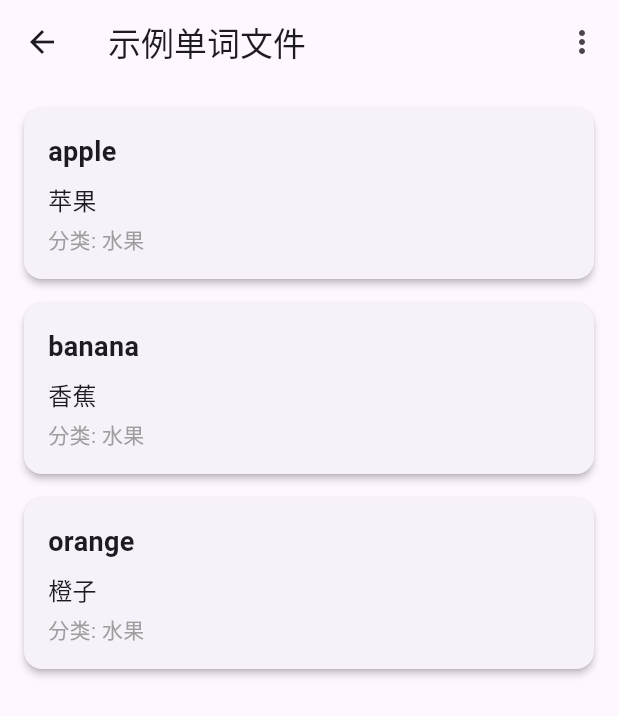
After one commit to AimMetal-jy/AuraLab, a Flutter app: the VocabularyPage screen opened by its route, after a tap on "查看单词详情", on a phone screen of 412 x 824 dp. The commit adds this screen. Shown: the top 716 px of the screen. Run offline on Flutter 3.47's test engine with Material 3 defaults, Android fonts, the phone set to English and light mode, and no system bars.

Commit message:
简单实现生词表展示界面

```diff
--- a/lib/screens/vocabulary/vocabulary.dart
+++ b/lib/screens/vocabulary/vocabulary.dart
@@ -1,6 +1,7 @@
 import 'package:flutter/material.dart';
 import 'package:auralab/util/widgets/tab/tabpage_scaffold.dart'; // 带标签页的脚手架组件
 import 'package:auralab/util/buttons/expandable_action_buttons.dart'; // 可展开的操作按钮组件
+import 'package:auralab/screens/vocabulary/vocabulary_display_page.dart';
 
 /// 生词本页面主组件
 ///
@@ -20,7 +21,7 @@ class VocabularyPage extends StatelessWidget {
       // 标题图标
       titleIcon: Icons.book,
       // 标签页标题列表
-      tabTitles: const ['全部', '标记', '分类'],
+      tabTitles: const ['文件', '作者', '歌单'],
       // 对应的标签页内容组件
       tabPages: const [
         AllWordsPage(),
@@ -28,7 +29,7 @@ class VocabularyPage extends StatelessWidget {
         CategoriesPage(),
       ],
       // 用户名称，显示在抽屉菜单中
-      userName: '大饼象男',
+      userName: 'Whitersmile',
       // 可展开的浮动操作按钮
       floatingActionButton: const ExpandableActionButtons(),
       // 注意：这里没有设置showDrawer属性，默认不显示抽屉菜单
@@ -36,10 +37,8 @@ class VocabularyPage extends StatelessWidget {
   }
 }
 
-/// 全部单词页面
-///
-/// 显示用户添加的所有生词
-/// 目前显示占位内容，等待实际功能实现
+
+
 class AllWordsPage extends StatelessWidget {
   /// 创建一个AllWordsPage实例
   ///
@@ -48,17 +47,37 @@ class AllWordsPage extends StatelessWidget {
 
   @override
   Widget build(BuildContext context) {
-    // 居中显示占位文本
-    return const Center(
-      child: Text('全部单词内容区域'),
+    // 居中显示按钮，点击后跳转到单词详情页面
+    return Center(
+      child: ElevatedButton(
+        onPressed: () {
+          Navigator.push(
+            context,
+            MaterialPageRoute(
+              builder: (context) => const VocabularyDisplayPage(
+                fileName: '示例单词文件',
+              ),
+            ),
+          );
+        },
+        child: const Text('查看单词详情'),
+      ),
     );
   }
 }
 
-/// 标记单词页面
-///
-/// 显示用户特别标记的生词，如重点词汇、难记词汇等
-/// 目前显示占位内容，等待实际功能实现
+
+
+
+
+
+
+
+
+
+
+
+
 class MarkedWordsPage extends StatelessWidget {
   /// 创建一个MarkedWordsPage实例
   ///
@@ -74,10 +93,6 @@ class MarkedWordsPage extends StatelessWidget {
   }
 }
 
-/// 分类页面
-///
-/// 按照不同类别显示生词，如学科分类、难度分类等
-/// 目前显示占位内容，等待实际功能实现
 class CategoriesPage extends StatelessWidget {
   /// 创建一个CategoriesPage实例
   ///
@@ -92,3 +107,14 @@ class CategoriesPage extends StatelessWidget {
     );
   }
 }
+
+class CustomCategoriesPage extends StatelessWidget {
+  const CustomCategoriesPage({Key? key}) : super(key: key);
+
+  @override
+  Widget build(BuildContext context) {
+    return Container(
+      child: null,
+    );
+  }
+}
--- /dev/null
+++ b/lib/screens/vocabulary/vocabulary_display_page.dart
@@ -0,0 +1,181 @@
+import 'package:flutter/material.dart';
+
+class VocabularyDisplayPage extends StatefulWidget {
+  final String fileName; // 文件名参数
+
+  const VocabularyDisplayPage({Key? key, required this.fileName}) : super(key: key);
+
+  @override
+  State<VocabularyDisplayPage> createState() => _VocabularyDisplayPageState();
+}
+
+class _VocabularyDisplayPageState extends State<VocabularyDisplayPage> {
+  bool _isCardMode = true; // 控制显示模式：true为卡片模式，false为原文模式
+  List<Map<String, String>> _vocabularyList = []; // 存储词汇列表
+  String _originalText = ''; // 存储原文
+
+  @override
+  void initState() {
+    super.initState();
+    // 这里将来会添加从文件读取数据的逻辑
+    // 暂时使用模拟数据
+    _mockData();
+  }
+
+  // 模拟数据方法
+  void _mockData() {
+    _originalText = '这是一段示例文本，包含了一些英文单词如 apple, banana, orange 等。';
+
+    _vocabularyList = [
+      {'word': 'apple', 'meaning': '苹果', 'category': '水果'},
+      {'word': 'banana', 'meaning': '香蕉', 'category': '水果'},
+      {'word': 'orange', 'meaning': '橙子', 'category': '水果'},
+    ];
+  }
+
+  // 显示长按菜单的方法
+  void _showOptionsMenu(BuildContext context, int index) {
+    showModalBottomSheet(
+      context: context,
+      builder: (BuildContext context) {
+        return SafeArea(
+          child: Column(
+            mainAxisSize: MainAxisSize.min,
+            children: <Widget>[
+              ListTile(
+                leading: Icon(Icons.edit),
+                title: Text('修改释义'),
+                onTap: () {
+                  Navigator.pop(context);
+                  // 这里将来会添加修改释义的逻辑
+                },
+              ),
+              ListTile(
+                leading: Icon(Icons.category),
+                title: Text('添加到分类'),
+                onTap: () {
+                  Navigator.pop(context);
+                  // 这里将来会添加分类的逻辑
+                },
+              ),
+              ListTile(
+                leading: Icon(Icons.delete),
+                title: Text('删除生词'),
+                onTap: () {
+                  Navigator.pop(context);
+                  // 这里将来会添加删除的逻辑
+                },
+              ),
+            ],
+          ),
+        );
+      },
+    );
+  }
+
+  // 构建卡片视图
+  Widget _buildCardView() {
+    return ListView.builder(
+      padding: EdgeInsets.all(16.0),
+      itemCount: _vocabularyList.length,
+      itemBuilder: (context, index) {
+        return _buildVocabularyCard(index);
+      },
+    );
+  }
+
+  // 构建单个词汇卡片
+  Widget _buildVocabularyCard(int index) {
+    return Card(
+      margin: EdgeInsets.only(bottom: 16.0),
+      elevation: 2.0,
+      child: InkWell(
+        onTap: () {
+          // 点击展开/收起释义的逻辑
+          setState(() {
+            // 这里可以添加展开/收起释义的状态变量
+            // 暂时只是一个占位，实际实现时需要添加状态变量
+          });
+        },
+        onLongPress: () {
+          _showOptionsMenu(context, index);
+        },
+        child: Padding(
+          padding: EdgeInsets.all(16.0),
+          child: Column(
+            crossAxisAlignment: CrossAxisAlignment.start,
+            children: [
+              Text(
+                _vocabularyList[index]['word'] ?? '',
+                style: TextStyle(fontSize: 18.0, fontWeight: FontWeight.bold),
+              ),
+              SizedBox(height: 8.0),
+              // 这里可以添加一个条件来控制释义的显示/隐藏
+              // 暂时默认显示释义
+              Text(
+                _vocabularyList[index]['meaning'] ?? '',
+                style: TextStyle(fontSize: 16.0),
+              ),
+              SizedBox(height: 4.0),
+              Text(
+                '分类: ${_vocabularyList[index]['category'] ?? '未分类'}',
+                style: TextStyle(fontSize: 14.0, color: Colors.grey),
+              ),
+            ],
+          ),
+        ),
+      ),
+    );
+  }
+
+  // 构建原文视图
+  Widget _buildOriginalTextView() {
+    return SingleChildScrollView(
+      padding: EdgeInsets.all(16.0),
+      child: Text(
+        _originalText,
+        style: TextStyle(fontSize: 16.0),
+      ),
+    );
+  }
+
+  @override
+  Widget build(BuildContext context) {
+    return Scaffold(
+      appBar: AppBar(
+        leading: IconButton(
+          icon: Icon(Icons.arrow_back),
+          onPressed: () {
+            Navigator.of(context).pop();
+          },
+        ),
+        title: Text(widget.fileName),
+        actions: [
+          PopupMenuButton<String>(
+            icon: Icon(Icons.more_vert),
+            onSelected: (value) {
+              if (value == 'toggle_view') {
+                setState(() {
+                  _isCardMode = !_isCardMode;
+                });
+              } else if (value == 'export') {
+                // 这里将来会添加导出生词表的逻辑
+              }
+            },
+            itemBuilder: (BuildContext context) => [
+              PopupMenuItem<String>(
+                value: 'toggle_view',
+                child: Text(_isCardMode ? '切换到原文视图' : '切换到卡片视图'),
+              ),
+              PopupMenuItem<String>(
+                value: 'export',
+                child: Text('导出生词表'),
+              ),
+            ],
+          ),
+        ],
+      ),
+      body: _isCardMode ? _buildCardView() : _buildOriginalTextView(),
+    );
+  }
+}
```
